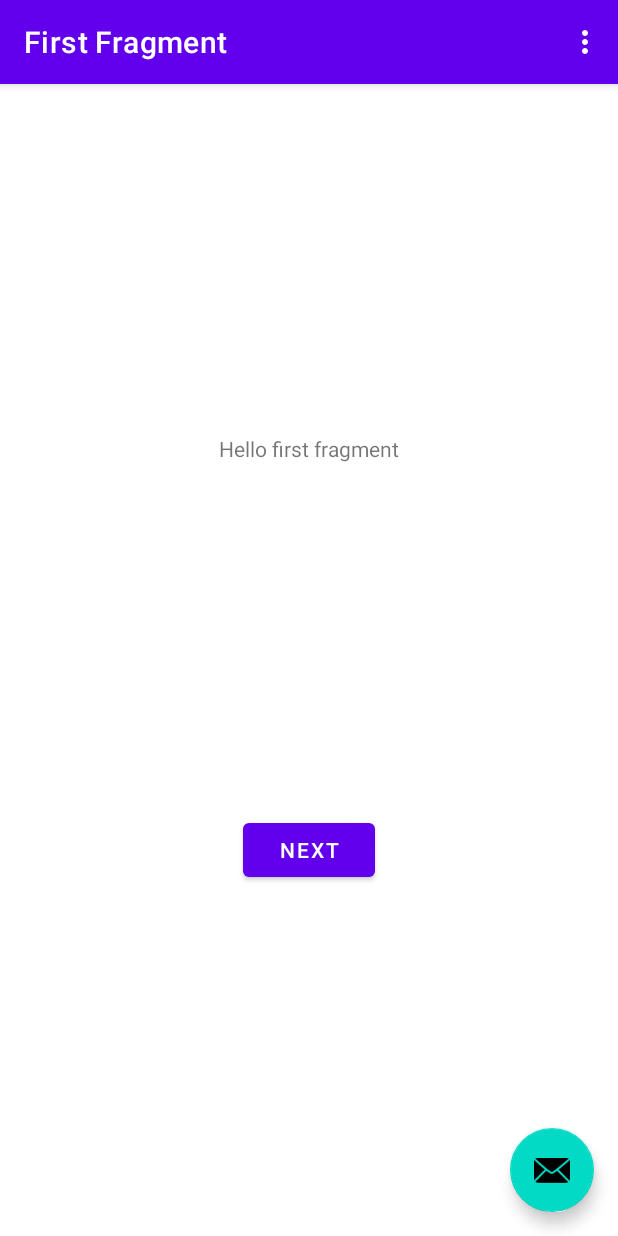
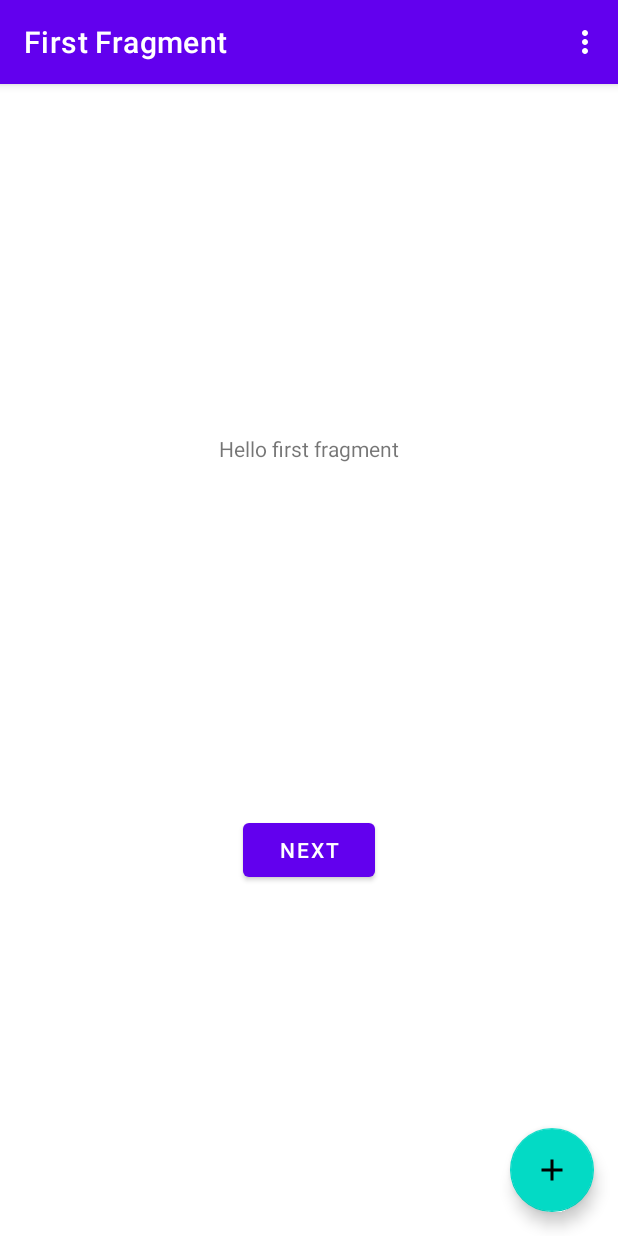
Before and after one commit to neyhuansikoko/warranty-logger, an Android app: the screen it shows after launch (MainActivity), on a phone screen of 412 x 824 dp. Run offline under Robolectric (Android 15) with nearby library versions, the light colour scheme and no system bars; our stand-ins replace navigation-ui.

Commit message:
Add the first version of AddWarrantyFragment UI

```diff
--- a/app/build.gradle
+++ b/app/build.gradle
@@ -36,7 +36,7 @@ android {
 
 dependencies {
 
-    implementation 'androidx.core:core-ktx:1.7.0'
+    implementation 'androidx.core:core-ktx:1.8.0'
     implementation 'androidx.appcompat:appcompat:1.4.2'
     implementation 'com.google.android.material:material:1.6.1'
     implementation 'androidx.constraintlayout:constraintlayout:2.1.4'
--- a/app/src/main/java/com/neyhuansikoko/warrantylogger/FirstFragment.kt
+++ b/app/src/main/java/com/neyhuansikoko/warrantylogger/FirstFragment.kt
@@ -35,6 +35,10 @@ class FirstFragment : Fragment() {
         binding.buttonFirst.setOnClickListener {
             findNavController().navigate(R.id.action_FirstFragment_to_SecondFragment)
         }
+
+        binding.floatingActionButton.setOnClickListener {
+            findNavController().navigate(R.id.action_FirstFragment_to_addWarrantyFragment)
+        }
     }
 
     override fun onDestroyView() {
--- a/app/src/main/java/com/neyhuansikoko/warrantylogger/MainActivity.kt
+++ b/app/src/main/java/com/neyhuansikoko/warrantylogger/MainActivity.kt
@@ -27,11 +27,6 @@ class MainActivity : AppCompatActivity() {
         val navController = findNavController(R.id.nav_host_fragment_content_main)
         appBarConfiguration = AppBarConfiguration(navController.graph)
         setupActionBarWithNavController(navController, appBarConfiguration)
-
-        binding.fab.setOnClickListener { view ->
-            Snackbar.make(view, "Replace with your own action", Snackbar.LENGTH_LONG)
-                .setAction("Action", null).show()
-        }
     }
 
     override fun onCreateOptionsMenu(menu: Menu): Boolean {
--- /dev/null
+++ b/app/src/main/res/drawable/ic_add_picture.xml
@@ -0,0 +1,6 @@
+<vector android:height="24dp" android:tint="#000000"
+    android:viewportHeight="24" android:viewportWidth="24"
+    android:width="24dp" xmlns:android="http://schemas.android.com/apk/res/android">
+    <path android:fillColor="@android:color/white" android:pathData="M12,12m-3.2,0a3.2,3.2 0,1 1,6.4 0a3.2,3.2 0,1 1,-6.4 0"/>
+    <path android:fillColor="@android:color/white" android:pathData="M9,2L7.17,4L4,4c-1.1,0 -2,0.9 -2,2v12c0,1.1 0.9,2 2,2h16c1.1,0 2,-0.9 2,-2L22,6c0,-1.1 -0.9,-2 -2,-2h-3.17L15,2L9,2zM12,17c-2.76,0 -5,-2.24 -5,-5s2.24,-5 5,-5 5,2.24 5,5 -2.24,5 -5,5z"/>
+</vector>
--- /dev/null
+++ b/app/src/main/res/drawable/ic_add_warranty.xml
@@ -0,0 +1,5 @@
+<vector android:height="24dp" android:tint="#000000"
+    android:viewportHeight="24" android:viewportWidth="24"
+    android:width="24dp" xmlns:android="http://schemas.android.com/apk/res/android">
+    <path android:fillColor="@android:color/white" android:pathData="M19,13h-6v6h-2v-6H5v-2h6V5h2v6h6v2z"/>
+</vector>
--- /dev/null
+++ b/app/src/main/res/drawable/ic_date_picker.xml
@@ -0,0 +1,5 @@
+<vector android:height="24dp" android:tint="#000000"
+    android:viewportHeight="24" android:viewportWidth="24"
+    android:width="24dp" xmlns:android="http://schemas.android.com/apk/res/android">
+    <path android:fillColor="@android:color/white" android:pathData="M20,3h-1L19,1h-2v2L7,3L7,1L5,1v2L4,3c-1.1,0 -2,0.9 -2,2v16c0,1.1 0.9,2 2,2h16c1.1,0 2,-0.9 2,-2L22,5c0,-1.1 -0.9,-2 -2,-2zM20,21L4,21L4,8h16v13z"/>
+</vector>
--- /dev/null
+++ b/app/src/main/res/drawable/ic_edit.xml
@@ -0,0 +1,5 @@
+<vector android:height="24dp" android:tint="#000000"
+    android:viewportHeight="24" android:viewportWidth="24"
+    android:width="24dp" xmlns:android="http://schemas.android.com/apk/res/android">
+    <path android:fillColor="@android:color/white" android:pathData="M3,17.25V21h3.75L17.81,9.94l-3.75,-3.75L3,17.25zM20.71,7.04c0.39,-0.39 0.39,-1.02 0,-1.41l-2.34,-2.34c-0.39,-0.39 -1.02,-0.39 -1.41,0l-1.83,1.83 3.75,3.75 1.83,-1.83z"/>
+</vector>
--- a/app/src/main/res/layout/activity_main.xml
+++ b/app/src/main/res/layout/activity_main.xml
@@ -22,13 +22,4 @@
 
     <include layout="@layout/content_main" />
 
-    <com.google.android.material.floatingactionbutton.FloatingActionButton
-        android:id="@+id/fab"
-        android:layout_width="wrap_content"
-        android:layout_height="wrap_content"
-        android:layout_gravity="bottom|end"
-        android:layout_marginEnd="@dimen/fab_margin"
-        android:layout_marginBottom="16dp"
-        app:srcCompat="@android:drawable/ic_dialog_email" />
-
 </androidx.coordinatorlayout.widget.CoordinatorLayout>
--- a/app/src/main/res/layout/fragment_first.xml
+++ b/app/src/main/res/layout/fragment_first.xml
@@ -25,4 +25,15 @@
         app:layout_constraintEnd_toEndOf="parent"
         app:layout_constraintStart_toStartOf="parent"
         app:layout_constraintTop_toBottomOf="@id/textview_first" />
+
+    <com.google.android.material.floatingactionbutton.FloatingActionButton
+        android:id="@+id/floatingActionButton"
+        android:layout_width="wrap_content"
+        android:layout_height="wrap_content"
+        android:layout_marginEnd="16dp"
+        android:layout_marginBottom="16dp"
+        android:clickable="true"
+        android:src="@drawable/ic_add_warranty"
+        app:layout_constraintBottom_toBottomOf="parent"
+        app:layout_constraintEnd_toEndOf="parent" />
 </androidx.constraintlayout.widget.ConstraintLayout>
--- a/app/src/main/res/navigation/nav_graph.xml
+++ b/app/src/main/res/navigation/nav_graph.xml
@@ -14,6 +14,9 @@
         <action
             android:id="@+id/action_FirstFragment_to_SecondFragment"
             app:destination="@id/SecondFragment" />
+        <action
+            android:id="@+id/action_FirstFragment_to_addWarrantyFragment"
+            app:destination="@id/addWarrantyFragment" />
     </fragment>
     <fragment
         android:id="@+id/SecondFragment"
@@ -25,4 +28,9 @@
             android:id="@+id/action_SecondFragment_to_FirstFragment"
             app:destination="@id/FirstFragment" />
     </fragment>
+    <fragment
+        android:id="@+id/addWarrantyFragment"
+        android:name="com.neyhuansikoko.warrantylogger.AddWarrantyFragment"
+        android:label="Add Warranty"
+        tools:layout="@layout/fragment_add_warranty" />
 </navigation>
--- a/app/src/main/res/values/strings.xml
+++ b/app/src/main/res/values/strings.xml
@@ -9,4 +9,10 @@
 
     <string name="hello_first_fragment">Hello first fragment</string>
     <string name="hello_second_fragment">Hello second fragment. Arg: %1$s</string>
+    <!-- TODO: Remove or change this placeholder text -->
+    <string name="hello_blank_fragment">Hello blank fragment</string>
+    <string name="enter_warranty_name_text">Enter Warranty Name</string>
+    <string name="enter_expiration_date_text">Enter Expiration Date</string>
+    <string name="add_picture_text">Add Picture</string>
+    <string name="save_text">Save</string>
 </resources>
```
Also changed, not shown: app/src/main/java/com/neyhuansikoko/warrantylogger/AddWarrantyFragment.kt (added, +32 -0 lines), app/src/main/res/layout/fragment_add_warranty.xml (added, +65 -0 lines).
